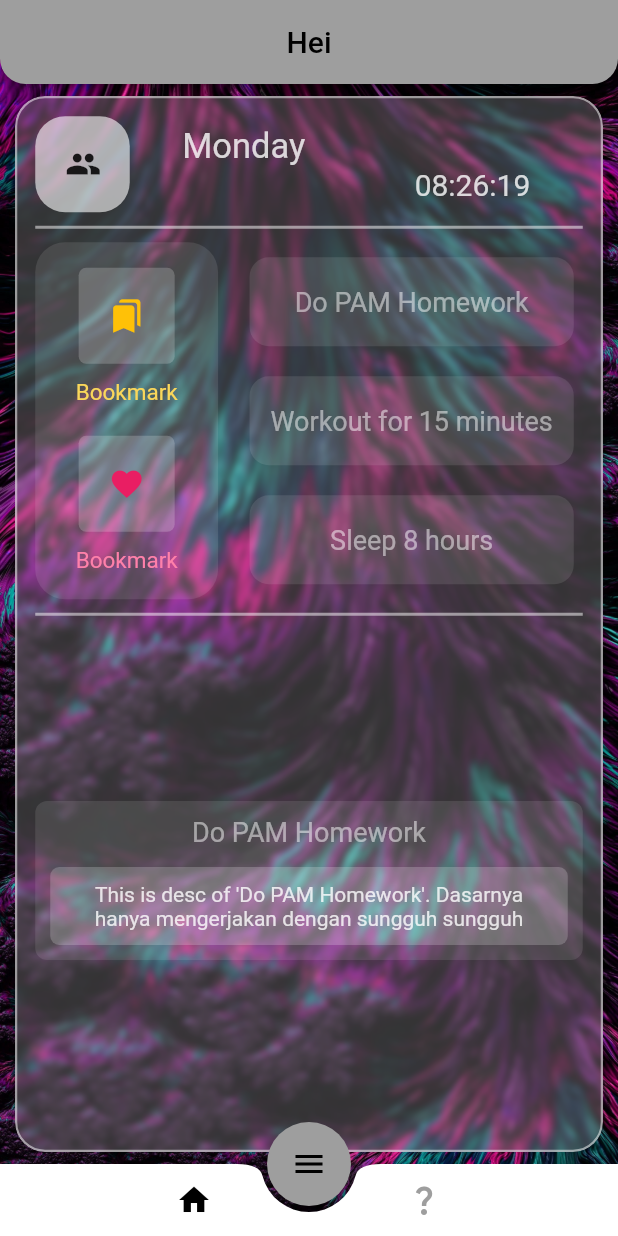
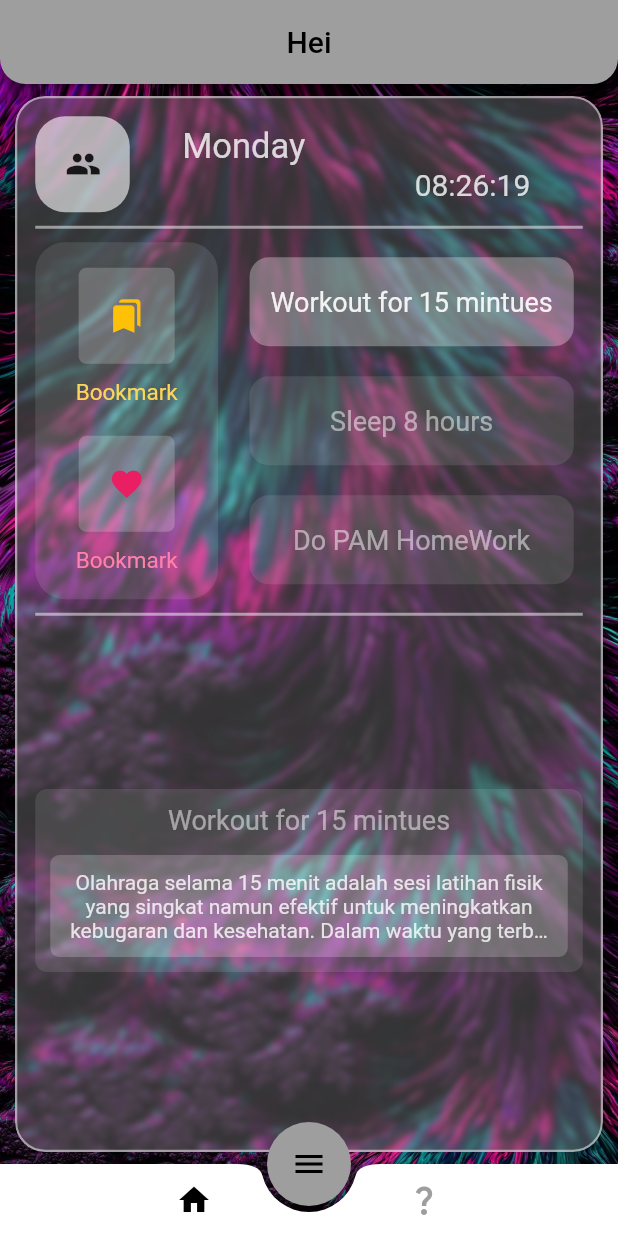
Before and after one commit to Jkz1/app, a Flutter app: the Home screen opened directly, on a phone screen of 412 x 824 dp. Run offline on Flutter 3.47's test engine with Material 2 defaults, Android fonts, the phone set to English and light mode, and no system bars; statements that could not run were skipped.

Commit message:
Menambahkan provider untuk task

```diff
--- a/lib/home.dart
+++ b/lib/Page/home.dart
@@ -205,6 +205,7 @@ class Action extends StatelessWidget {
 
   @override
   Widget build(BuildContext context) {
+    final prov = Provider.of<Prov>(context);
     return IntrinsicHeight(
       child: Row(
         crossAxisAlignment: CrossAxisAlignment.stretch,
@@ -262,20 +263,7 @@ class Action extends StatelessWidget {
           Expanded(
               flex: 5,
               child: Column(
-                children: [
-                  TaskBubble(
-                    text: "Do PAM Homework",
-                    value: 0,
-                  ),
-                  TaskBubble(
-                    text: "Workout for 15 minutes",
-                    value: 1,
-                  ),
-                  TaskBubble(
-                    text: "Sleep 8 hours",
-                    value: 2,
-                  ),
-                ],
+                children: List.generate(3, (index) => TaskBubble(text: prov.task[index][0], value: index))
               )),
         ],
       ),
@@ -288,6 +276,10 @@ class Description extends StatelessWidget {
 
   @override
   Widget build(BuildContext context) {
+    final prov = Provider.of<Prov>(context);
+
+
+
     return Expanded(
       child: Column(
           mainAxisAlignment: MainAxisAlignment.center,
@@ -301,16 +293,20 @@ class Description extends StatelessWidget {
                 children: [
                   Padding(
                       padding: EdgeInsets.only(bottom: 13),
-                      child: Text("Do PAM Homework",
+                      child: Text(prov.task[prov.taskStatus][0],
                           style: TextStyle(
                               fontSize: 18,
                               color: Colors.white.withOpacity(0.5)))),
-                  RoundedContainer(
-                    color: Colors.white.withOpacity(0.2),
-                    radius: 6,
+                  Container(
+                    decoration: BoxDecoration(
+                      color: Colors.white.withOpacity(0.2),
+                      borderRadius: BorderRadius.all(Radius.circular(6))
+                    ),
                     padding: EdgeInsets.all(10),
                     child: Text(
-                      "This is desc of 'Do PAM Homework'. Dasarnya hanya mengerjakan dengan sungguh sungguh",
+                      prov.task[prov.taskStatus][1],
+                      maxLines: 3,
+                      overflow: TextOverflow.ellipsis,
                       style: TextStyle(color: Colors.white.withOpacity(0.8)),
                       textAlign: TextAlign.center,
                     ),
@@ -370,17 +366,19 @@ class _TaskBubbleState extends State<TaskBubble> {
               // Colors.white.withOpacity(prov.taskStatus == widget.value?0.3:0.1)
               ),
           child: Center(
-              child: Text(widget.text,
-                  textAlign: TextAlign.center,
-                  style: TextStyle(
+              child: AnimatedDefaultTextStyle(
+                child: Text(widget.text),
+                duration: Duration(milliseconds: 150),
+                style: TextStyle(
                       fontSize: _state ? 17.5 : 18,
                       color: Colors.white.withOpacity(_state
                           ? 0.7
                           : prov.taskStatus == widget.value
                               ? 0.9
                               : 0.5)
-                      // Colors.white.withOpacity(prov.taskStatus == widget.value?0.8:0.5)
-                      ))),
+                    ),
+              )
+              ),
         ),
       ),
     );
--- a/lib/prov.dart
+++ b/lib/prov.dart
@@ -1,13 +1,34 @@
 import 'package:flutter/material.dart';
 import 'package:provider/provider.dart';
 
-class Prov with ChangeNotifier{
-  int? _taskStatus = null;
+class Prov with ChangeNotifier {
+  int _taskStatus = 0;
 
-  int? get taskStatus => _taskStatus;
+  List<List<String>> _task = [
+    [
+      "Workout for 15 mintues",
+      "Olahraga selama 15 menit adalah sesi latihan fisik yang singkat namun efektif untuk meningkatkan kebugaran dan kesehatan. Dalam waktu yang terbatas ini, Anda dapat melakukan berbagai jenis latihan yang menggabungkan gerakan kardio, kekuatan, dan fleksibilitas. Contoh olahraga selama 15 menit termasuk lari interval, latihan kekuatan tubuh dengan beban ringan atau berat badan, latihan HIIT (High-Intensity Interval Training), latihan aerobik seperti lompat tali atau bersepeda statis, atau bahkan sesi yoga singkat. Walaupun waktu terbatas, olahraga selama 15 menit dapat membantu meningkatkan energi, membakar kalori, menguatkan otot, meningkatkan kekuatan dan fleksibilitas, serta meningkatkan suasana hati dan konsentrasi. Penting untuk memilih olahraga yang sesuai dengan tingkat kebugaran dan tujuan Anda, dan pastikan untuk melakukan pemanasan dan pendinginan sebelum dan setelah sesi latihan.",
+    ],
+    [
+      "Sleep 8 hours",
+      "Manfaat tidur 8 jam juga dapat mengurangi risiko gangguan tidur, misalnya sleep apnea. Ini kemudian dapat berdampak pada kesehatan jantung secara menyeluruh. Hubungan antara kebiasaan tidur dan kesehatan mental sudah menjadi subjek penelitian sejak lama.",
+    ],
+    [
+      "Do PAM HomeWork",
+      "Mengerjakan tugas adalah suatu kegiatan yang dilakukan untuk mencapai berbagai tujuan dan memperluas pemahaman kita tentang suatu topik atau konsep. Melalui tugas, kita dapat mengembangkan kemampuan dan keterampilan yang diperlukan dalam kehidupan sehari-hari.Saat kita mengerjakan tugas, kita melibatkan diri dalam proses pemecahan masalah, penelitian, analisis, dan komunikasi. Tugas dapat melibatkan pencarian informasi, pengumpulan data, pemikiran kritis, dan kreativitas. Melalui tugas, kita diberi kesempatan untuk mendalami dan memahami materi yang sedang dipelajari dengan lebih baik."
+    ]
+  ];
 
-  set settaskStatus(val){
+  int get taskStatus => _taskStatus;
+  List<List<String>> get task => _task;
+
+  set settaskStatus(val) {
     _taskStatus = val;
     notifyListeners();
   }
+
+  set settask(val) {
+    _task = val;
+    notifyListeners();
+  }
 }
```
